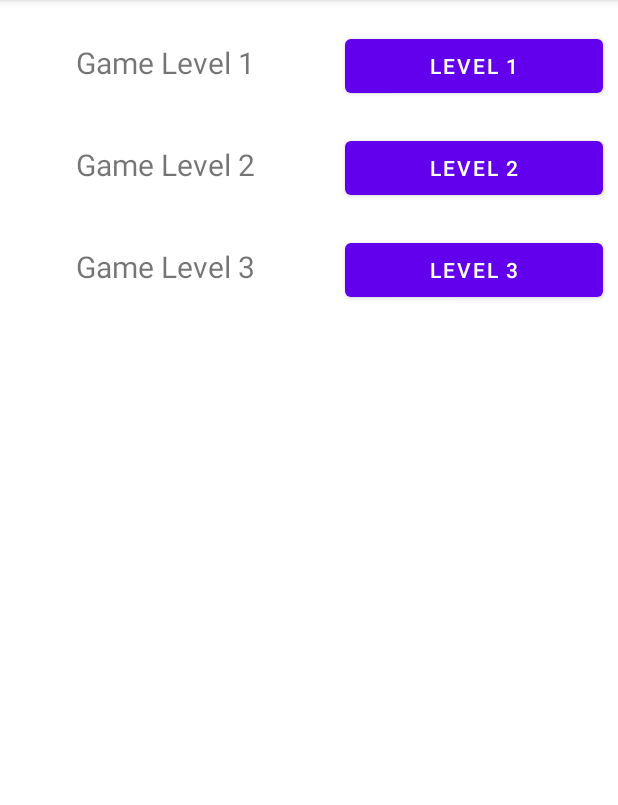
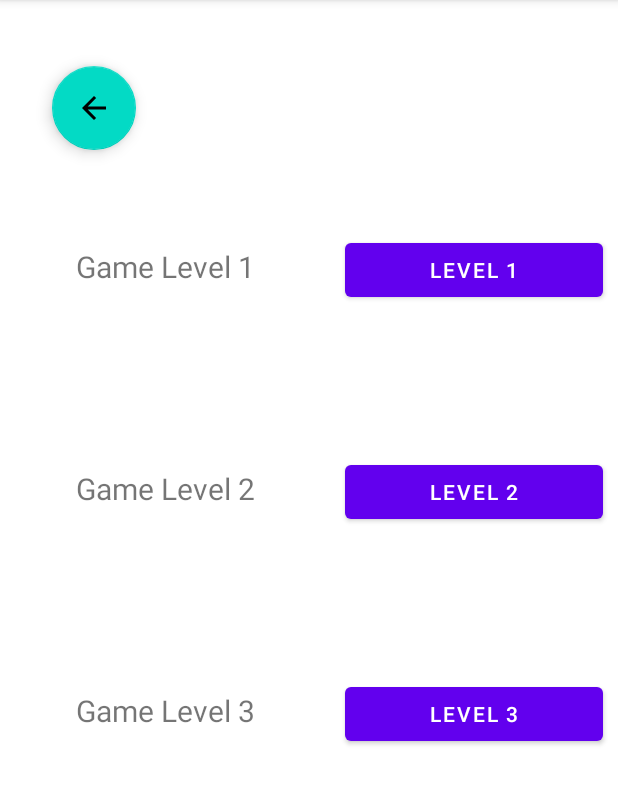
Before and after one commit to 09Deep/CoolSentenceGame, an Android app: the GameLevelActivity screen opened directly, with no data from a screen before it, on a phone screen of 412 x 824 dp, the part 84-889 px from its top. Run offline under Robolectric (Android 15) with nearby library versions, the phone set to English and light mode, and no system bars.

Commit message:
Back button for navigation is added
Back button to navigate to and from game levels and main menu is added and working without error

```diff
--- a/app/src/main/java/com/coolsentencegame/GameLevelActivity.java
+++ b/app/src/main/java/com/coolsentencegame/GameLevelActivity.java
@@ -7,12 +7,23 @@ import android.os.Bundle;
 import android.view.View;
 import android.widget.Button;
 
+import com.google.android.material.floatingactionbutton.FloatingActionButton;
+
 public class GameLevelActivity extends AppCompatActivity {
 
     @Override
     protected void onCreate(Bundle savedInstanceState) {
         super.onCreate(savedInstanceState);
         setContentView(R.layout.activity_game_level);
+
+        FloatingActionButton backbuttonToMainMenu = findViewById(R.id.back_button_from_gamelevels);
+        backbuttonToMainMenu.setOnClickListener(new View.OnClickListener() {
+            @Override
+            public void onClick(View view) {
+                Intent toMainMenu = new Intent(view.getContext(),MainActivity.class);
+                startActivity(toMainMenu);
+            }
+        });
 
         Button buttonToLevel1 = findViewById(R.id.buttontolevel1);
         buttonToLevel1.setOnClickListener(new View.OnClickListener() {
--- /dev/null
+++ b/app/src/main/res/drawable/ic_baseline_arrow_back_24.xml
@@ -0,0 +1,5 @@
+<vector android:height="24dp" android:tint="#FFFFFF"
+    android:viewportHeight="24" android:viewportWidth="24"
+    android:width="24dp" xmlns:android="http://schemas.android.com/apk/res/android">
+    <path android:fillColor="@android:color/white" android:pathData="M20,11H7.83l5.59,-5.59L12,4l-8,8 8,8 1.41,-1.41L7.83,13H20v-2z"/>
+</vector>
--- a/app/src/main/res/layout/activity_game_level.xml
+++ b/app/src/main/res/layout/activity_game_level.xml
@@ -6,11 +6,22 @@
     android:layout_height="match_parent"
     tools:context=".GameLevelActivity">
 
+    <com.google.android.material.floatingactionbutton.FloatingActionButton
+        android:id="@+id/back_button_from_gamelevels"
+        android:layout_width="wrap_content"
+        android:layout_height="wrap_content"
+        android:layout_marginTop="44dp"
+        app:layout_constraintEnd_toEndOf="parent"
+        app:layout_constraintHorizontal_bias="0.098"
+        app:layout_constraintStart_toStartOf="parent"
+        app:layout_constraintTop_toTopOf="parent"
+        android:src="@drawable/ic_baseline_arrow_back_24"/>
+
     <LinearLayout
         android:id="@+id/linearLayout"
         android:layout_width="match_parent"
         android:layout_height="wrap_content"
-        android:layout_marginTop="20dp"
+        android:layout_marginTop="156dp"
         android:orientation="horizontal"
         app:layout_constraintTop_toTopOf="parent"
         tools:layout_editor_absoluteX="0dp">
@@ -22,9 +33,9 @@
             android:layout_marginLeft="10dp"
             android:layout_marginRight="10dp"
             android:layout_weight="1"
+            android:gravity="center"
             android:text="Game Level 1"
-            android:textSize="20dp"
-            android:gravity="center"/>
+            android:textSize="20dp" />
 
         <Button
             android:id="@+id/buttontolevel1"
@@ -40,7 +51,7 @@
         android:id="@+id/linearLayout2"
         android:layout_width="match_parent"
         android:layout_height="wrap_content"
-        android:layout_marginTop="20dp"
+        android:layout_marginTop="100dp"
         android:orientation="horizontal"
         app:layout_constraintTop_toBottomOf="@+id/linearLayout"
         tools:layout_editor_absoluteX="0dp">
@@ -52,9 +63,9 @@
             android:layout_marginLeft="10dp"
             android:layout_marginRight="10dp"
             android:layout_weight="1"
+            android:gravity="center"
             android:text="Game Level 2"
-            android:textSize="20dp"
-            android:gravity="center"/>
+            android:textSize="20dp" />
 
         <Button
             android:id="@+id/buttontolevel2"
@@ -69,10 +80,10 @@
     <LinearLayout
         android:layout_width="match_parent"
         android:layout_height="wrap_content"
-        android:layout_marginTop="20dp"
+        android:layout_marginTop="100dp"
         android:orientation="horizontal"
         app:layout_constraintTop_toBottomOf="@+id/linearLayout2"
-        tools:layout_editor_absoluteX="-16dp">
+        tools:layout_editor_absoluteX="0dp">
 
         <TextView
             android:id="@+id/textView3"
@@ -81,9 +92,9 @@
             android:layout_marginLeft="10dp"
             android:layout_marginRight="10dp"
             android:layout_weight="1"
+            android:gravity="center"
             android:text="Game Level 3"
-            android:textSize="20dp"
-            android:gravity="center"/>
+            android:textSize="20dp" />
 
         <Button
             android:id="@+id/buttontolevel3"
```
Also changed, not shown: app/build.gradle (+10 -1 lines), app/src/main/java/com/coolsentencegame/LevelOneActivity.java (+12 -0 lines), app/src/main/java/com/coolsentencegame/LevelThreeActivity.java (+14 -0 lines), app/src/main/java/com/coolsentencegame/LevelTwoActivity.java (+14 -0 lines), app/src/main/res/layout/activity_level_one.xml (+12 -1 lines), app/src/main/res/layout/activity_level_three.xml (+12 -1 lines), app/src/main/res/layout/activity_level_two.xml (+12 -1 lines), 2 other files.
